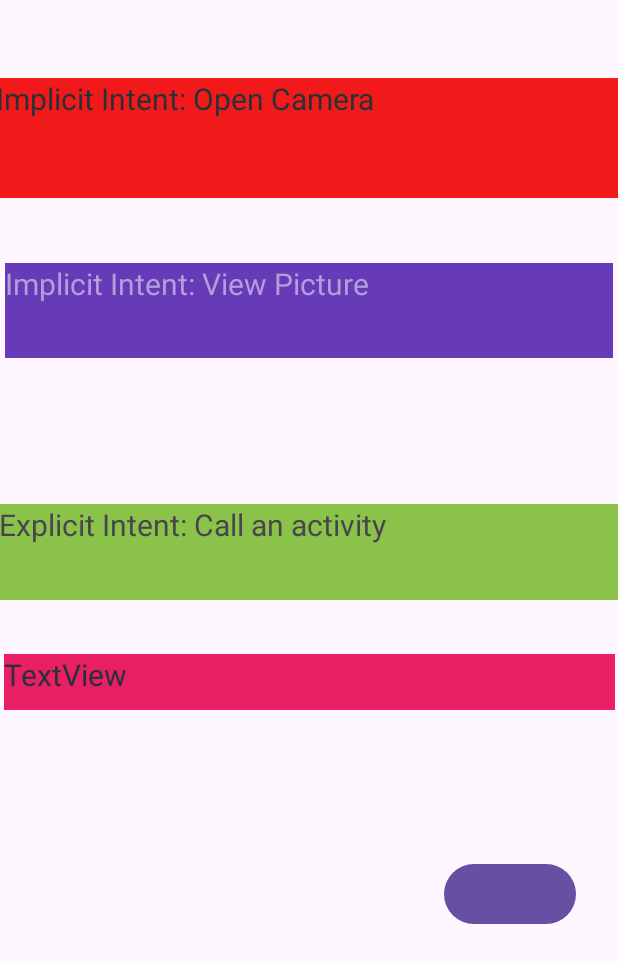
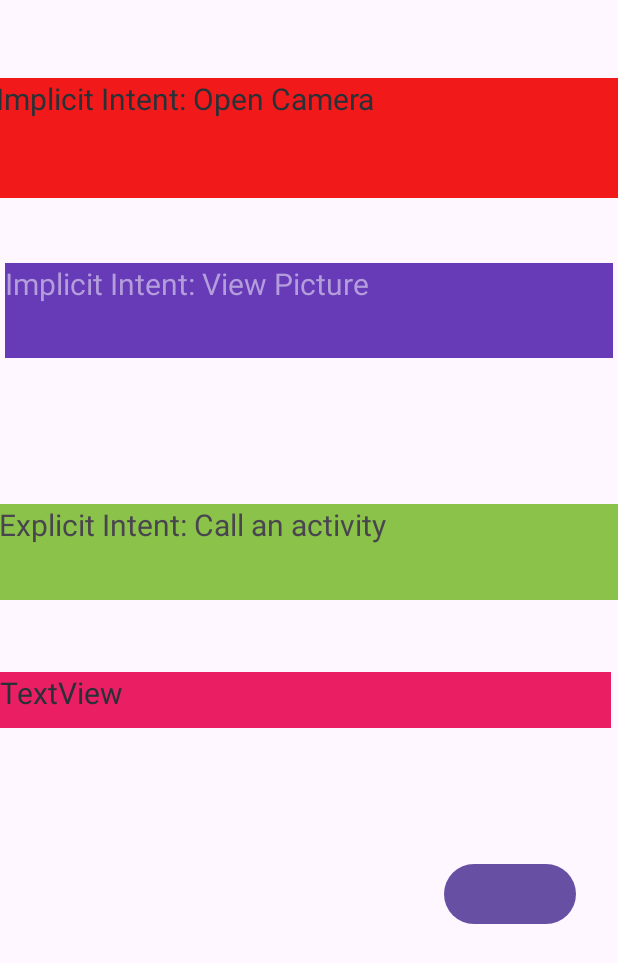
Before and after one commit to smccarthyDCU/Assign2, an Android app built with Jetpack Compose: the screen it shows after launch (MainActivity), on a phone screen of 412 x 824 dp. Shown: the top 963 px of the screen. Run offline under Robolectric (Android 15) with nearby library versions, the phone set to English and light mode, and no system bars.

Commit message:
Update constraints for text view

```diff
--- a/app/src/main/res/layout/activity_main.xml
+++ b/app/src/main/res/layout/activity_main.xml
@@ -59,13 +59,13 @@
         android:id="@+id/textView4"
         android:layout_width="407dp"
         android:layout_height="37dp"
-        android:layout_marginTop="36dp"
+        android:layout_marginTop="48dp"
         android:background="#E91E63"
         android:text="@string/textview"
         android:textColor="#263238"
         android:textSize="20sp"
         app:layout_constraintEnd_toEndOf="parent"
-        app:layout_constraintHorizontal_bias="0.5"
+        app:layout_constraintHorizontal_bias="0.0"
         app:layout_constraintStart_toStartOf="parent"
         app:layout_constraintTop_toBottomOf="@+id/textView3"
         tools:ignore="MissingConstraints,TextSizeCheck" />
```
